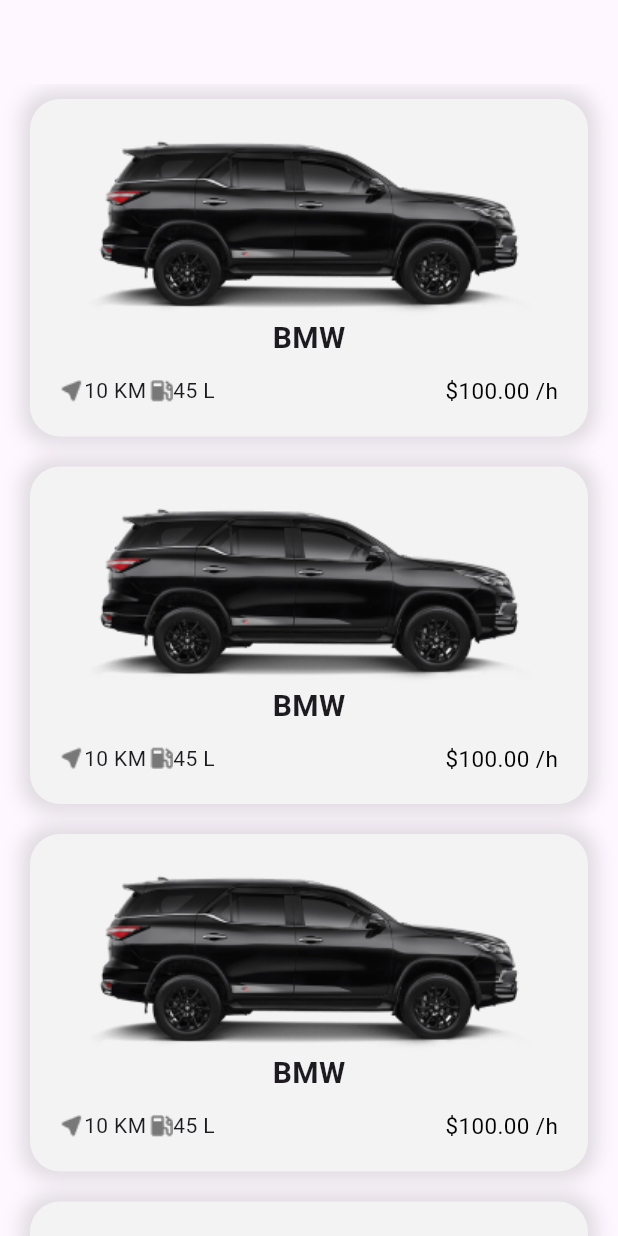
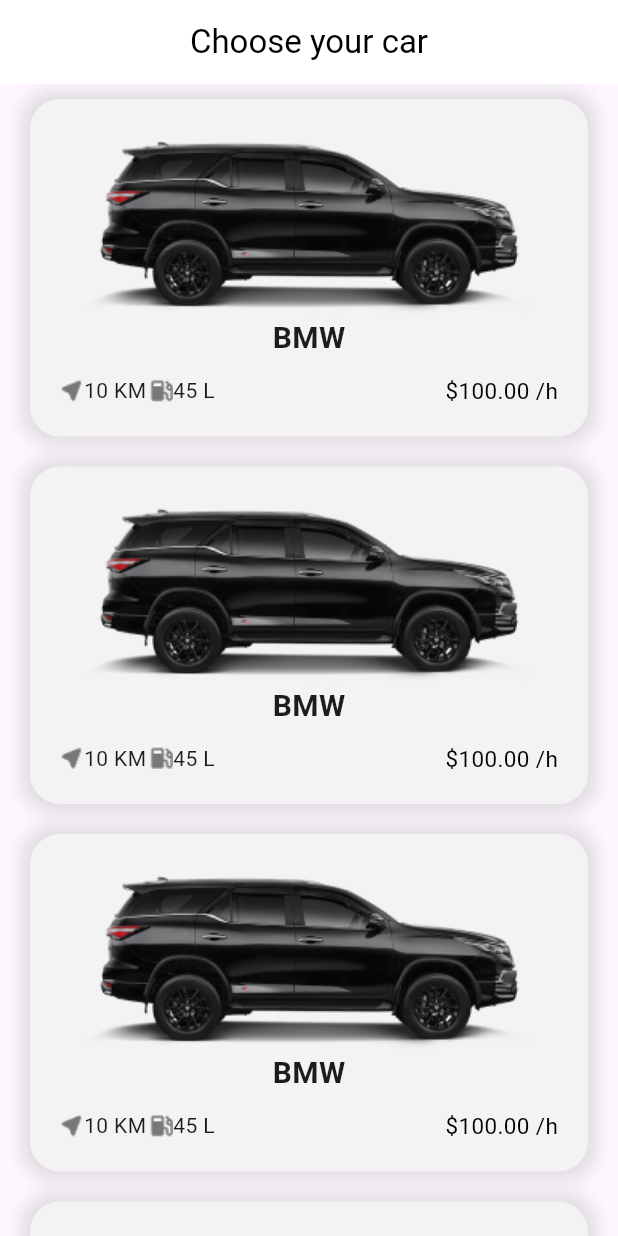
Before and after one commit to ali72-20/rent_car, a Flutter app: the CarListScreen screen opened directly, on a phone screen of 412 x 824 dp. Run offline on Flutter 3.47's test engine with Material 3 defaults, Android fonts, the phone set to English and light mode, and no system bars; our stand-ins replace firebase_core, flutter_bloc, get_it, go_router, injectable; accounts and stored records are empty; generated files the repository leaves out were written again.

Commit message:
Navigate To car details screen

```diff
--- a/lib/core/app_routes.dart
+++ b/lib/core/app_routes.dart
@@ -1,11 +1,12 @@
 import 'package:go_router/go_router.dart';
+import 'package:rent_car/presentation/pages/car_details_screen.dart';
 import 'package:rent_car/presentation/pages/home_screen.dart';
 import 'package:rent_car/presentation/pages/on_boarding.dart';
 
 abstract class AppRouter {
   static const onBoardingPath = '/';
   static const homePath = "/Home";
-
+  static const carDetailsPath = "/CarDetails";
   static final router = GoRouter(
     routes: [
       GoRoute(
@@ -16,6 +17,10 @@ abstract class AppRouter {
         path: homePath,
         builder: (context, state) =>  HomeScreen(),
       ),
+      GoRoute(
+        path: carDetailsPath,
+        builder: (context, state) =>  const CarDetailsScreen(),
+      ),
     ],
   );
 }
--- a/lib/core/utilities/localization/app_ar.arb
+++ b/lib/core/utilities/localization/app_ar.arb
@@ -3,5 +3,6 @@
   "enjoyTheLuxury": "استمتع بالرحلة",
   "premiumAndPrestigeCarDailyRental": "قسط وبريستيج لتأجير السيارات اليومية",
   "experienceTheThrillAtALowerPrice": "استمتع بالإثارة بسعر أقل",
-  "letsGo": "هيا بنا"
+  "letsGo": "هيا بنا",
+  "chooseYourCar": "اختر سيارتك"
 }
--- a/lib/core/utilities/localization/app_en.arb
+++ b/lib/core/utilities/localization/app_en.arb
@@ -19,6 +19,10 @@
     "description" : "Experience the thrill at a lower price"
   },
 
+  "chooseYourCar" : "Choose your car",
+  "@chooseYourCar": {
+    "description": "Choose Your car"
+  },
   "letsGo" : "Let's go",
   "@letsGo": {
     "description": "Let's go"
--- a/lib/presentation/manager/home_managers/home_actions.dart
+++ b/lib/presentation/manager/home_managers/home_actions.dart
@@ -1,2 +1,5 @@
-sealed class HomeActions{
+sealed class HomeActions{}
+class NavigateToCarScreenDetailsAction<T> extends HomeActions{
+  T car;
+  NavigateToCarScreenDetailsAction(this.car);
 }
--- a/lib/presentation/manager/home_managers/home_states.dart
+++ b/lib/presentation/manager/home_managers/home_states.dart
@@ -1,2 +1,6 @@
 class HomeStates{}
 class InitialState extends HomeStates{}
+class NavigateToCarScreenDetailsState<T> extends HomeStates{
+  T car;
+  NavigateToCarScreenDetailsState(this.car);
+}
--- a/lib/presentation/manager/home_managers/home_view_model.dart
+++ b/lib/presentation/manager/home_managers/home_view_model.dart
@@ -1,13 +1,20 @@
 import 'package:flutter/cupertino.dart';
 import 'package:flutter_bloc/flutter_bloc.dart';
 import 'package:injectable/injectable.dart';
+import 'package:rent_car/presentation/manager/home_managers/home_actions.dart';
 import 'package:rent_car/presentation/manager/home_managers/home_states.dart';
 
-import '../../../domain/entities/car.dart';
 
 @injectable
 class HomeViewModel extends Cubit<HomeStates>{
   @factory
   HomeViewModel() :super(InitialState());
 
+
+  void doAction(HomeActions action){
+    switch (action) {
+      case NavigateToCarScreenDetailsAction():
+        emit(NavigateToCarScreenDetailsState(action.car));
+    }
+  }
 }
--- a/lib/presentation/pages/car_list_screen.dart
+++ b/lib/presentation/pages/car_list_screen.dart
@@ -1,7 +1,8 @@
 import 'package:flutter/cupertino.dart';
 import 'package:flutter/material.dart';
+import 'package:rent_car/core/utilities/app_colors.dart';
 import 'package:rent_car/presentation/widgets/car_item_card.dart';
-
+import 'package:flutter_gen/gen_l10n/app_localizations.dart';
 import '../../domain/entities/car.dart';
 
 class CarListScreen extends StatelessWidget {
@@ -18,7 +19,12 @@ class CarListScreen extends StatelessWidget {
   @override
   Widget build(BuildContext context) {
     return Scaffold(
-      appBar: AppBar(),
+      appBar: AppBar(
+        title: Text(AppLocalizations.of(context)!.chooseYourCar),
+        backgroundColor: AppColors.white,
+        foregroundColor: AppColors.black,
+        centerTitle: true,
+      ),
       body: ListView.builder(
         physics: const PageScrollPhysics(),
         itemCount: list.length,
--- a/lib/presentation/widgets/car_item_card.dart
+++ b/lib/presentation/widgets/car_item_card.dart
@@ -1,6 +1,10 @@
 import 'package:flutter/cupertino.dart';
 import 'package:flutter/material.dart';
+import 'package:flutter_bloc/flutter_bloc.dart';
+import 'package:rent_car/core/simple_observer.dart';
 import 'package:rent_car/core/utilities/app_colors.dart';
+import 'package:rent_car/presentation/manager/home_managers/home_actions.dart';
+import 'package:rent_car/presentation/manager/home_managers/home_view_model.dart';
 
 import '../../core/utilities/app_images.dart';
 import '../../core/utilities/styles.dart';
@@ -12,7 +16,12 @@ class CarItemCard extends StatelessWidget {
 
   @override
   Widget build(BuildContext context) {
-    return Container(
+    final viewModel = context.read<HomeViewModel>();
+    return GestureDetector(
+      onTap: (){
+        viewModel.doAction(NavigateToCarScreenDetailsAction(car));
+      },
+      child: Container(
         margin: const EdgeInsets.symmetric(vertical: 10, horizontal: 20),
         padding: const EdgeInsets.all(20),
 
@@ -55,6 +64,7 @@ class CarItemCard extends StatelessWidget {
             )
           ],
         ),
+      ),
     );
   }
 }
```
Also changed, not shown: lib/presentation/pages/blocs/home_bloc.dart (added, +29 -0 lines), lib/presentation/pages/car_details_screen.dart (added, +15 -0 lines), lib/presentation/pages/on_boarding.dart (+5 -9 lines). Lines whose indentation alone changed are shown as unchanged.
